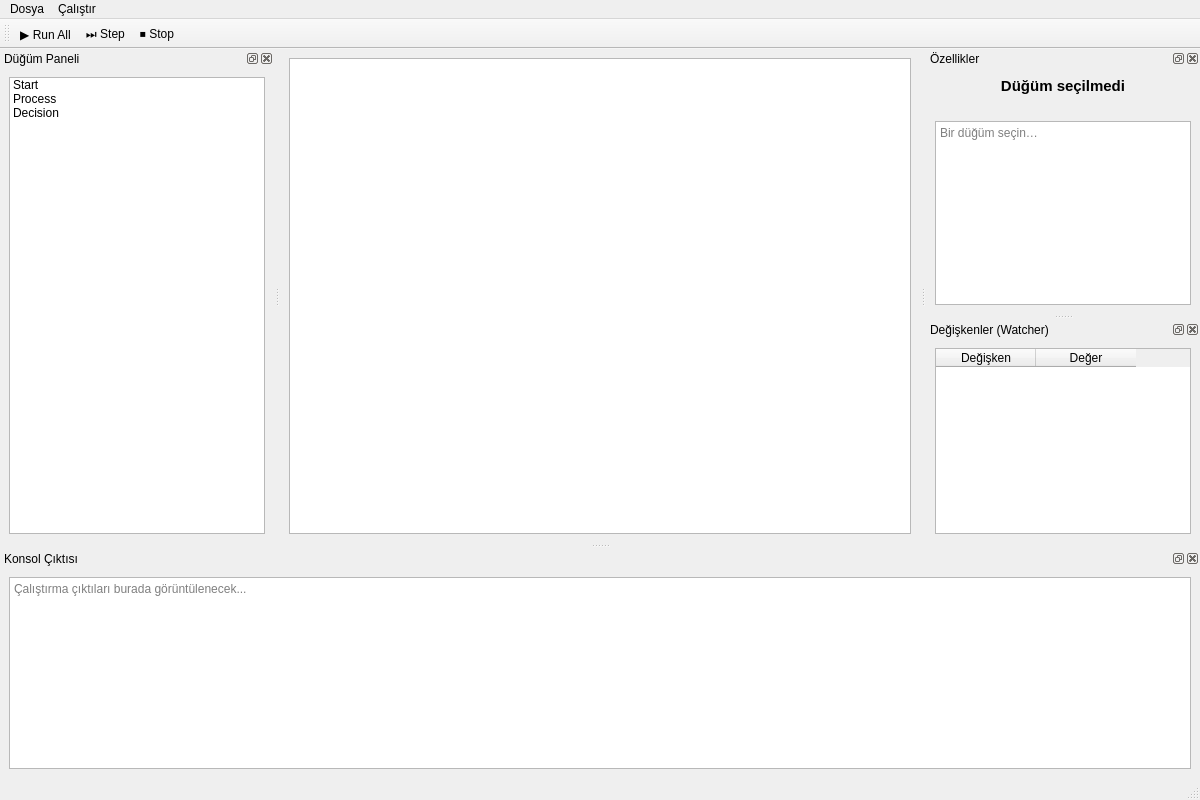
Before: the Qt Designer form views/mainwindow.ui in flowpy-ide/FlowPy, drawn with Qt 5.
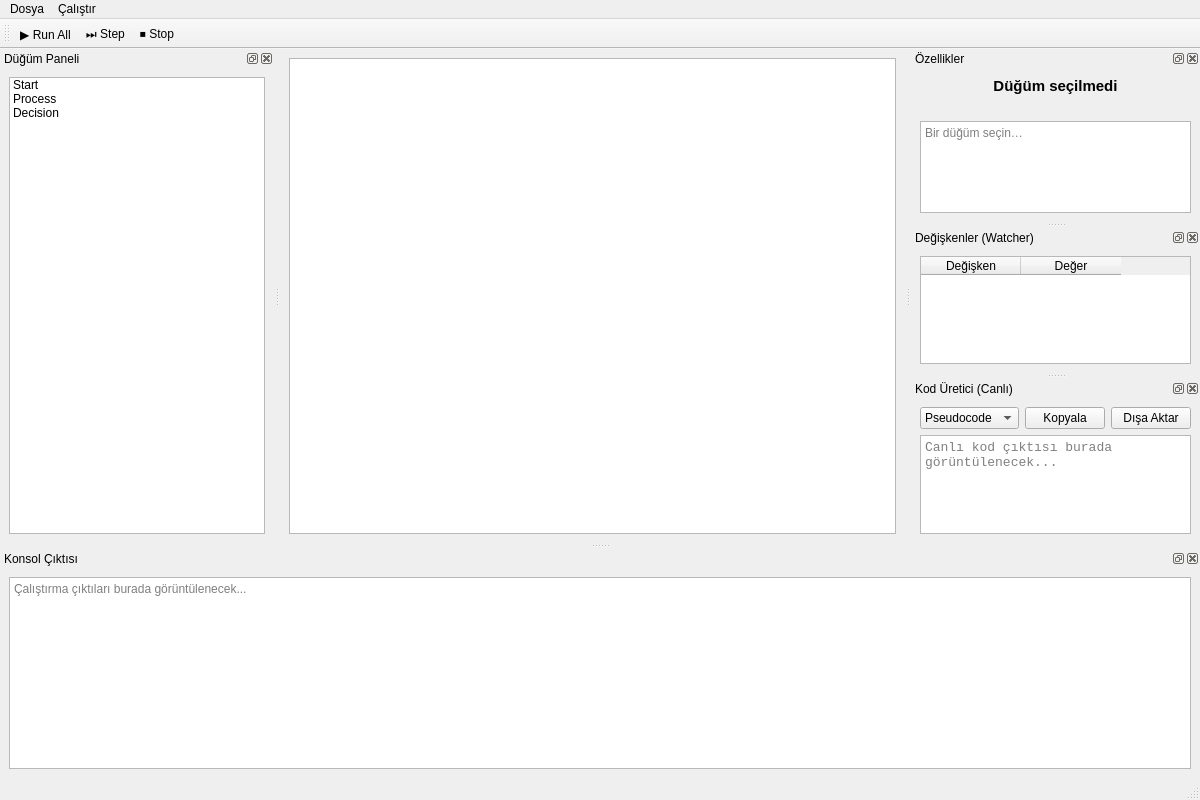
After: the same form once the commit is applied.

Commit message: feat: Implement the main application GUI with flow canvas, node panel, properties, console, variable watcher, and live code generation.

Patch:
```diff
--- a/views/mainwindow.ui
+++ b/views/mainwindow.ui
@@ -202,6 +202,83 @@
                 </layout>
             </widget>
         </widget>
+        <!-- ═══ Kod Üretici Dock (Live Generation) ═══ -->
+        <widget class="QDockWidget" name="codeGenDock">
+            <property name="windowTitle">
+                <string>Kod Üretici (Canlı)</string>
+            </property>
+            <attribute name="dockWidgetArea">
+                <number>2</number>
+            </attribute>
+            <widget class="QWidget" name="codeGenDockContents">
+                <layout class="QVBoxLayout" name="codeGenLayout">
+                    <item>
+                        <layout class="QHBoxLayout" name="codeGenToolbarLayout">
+                            <item>
+                                <widget class="QComboBox" name="codeGenLangCombo">
+                                    <item>
+                                        <property name="text">
+                                            <string>Pseudocode</string>
+                                        </property>
+                                    </item>
+                                    <item>
+                                        <property name="text">
+                                            <string>Python</string>
+                                        </property>
+                                    </item>
+                                    <item>
+                                        <property name="text">
+                                            <string>C</string>
+                                        </property>
+                                    </item>
+                                    <item>
+                                        <property name="text">
+                                            <string>Java</string>
+                                        </property>
+                                    </item>
+                                </widget>
+                            </item>
+                            <item>
+                                <widget class="QPushButton" name="codeGenCopyBtn">
+                                    <property name="text">
+                                        <string>Kopyala</string>
+                                    </property>
+                                    <property name="toolTip">
+                                        <string>Kodu panoya kopyala</string>
+                                    </property>
+                                </widget>
+                            </item>
+                            <item>
+                                <widget class="QPushButton" name="codeGenSaveBtn">
+                                    <property name="text">
+                                        <string>Dışa Aktar</string>
+                                    </property>
+                                    <property name="toolTip">
+                                        <string>Kodu dosyaya kaydet</string>
+                                    </property>
+                                </widget>
+                            </item>
+                        </layout>
+                    </item>
+                    <item>
+                        <widget class="QTextBrowser" name="codeGenOutput">
+                            <property name="font">
+                                <font>
+                                    <family>Consolas</family>
+                                    <pointsize>10</pointsize>
+                                </font>
+                            </property>
+                            <property name="readOnly">
+                                <bool>true</bool>
+                            </property>
+                            <property name="placeholderText">
+                                <string>Canlı kod çıktısı burada görüntülenecek...</string>
+                            </property>
+                        </widget>
+                    </item>
+                </layout>
+            </widget>
+        </widget>
         <action name="actionRunFlow">
             <property name="text">
                 <string>▶ Run All</string>
```
The commit also changes 6 other files.
